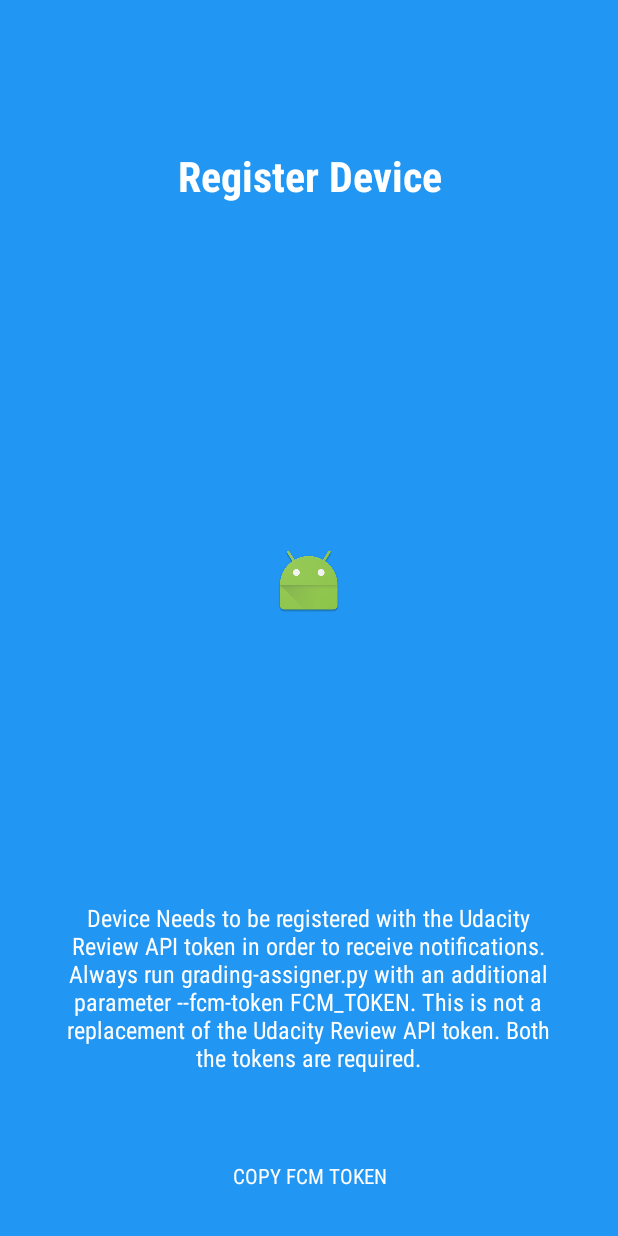
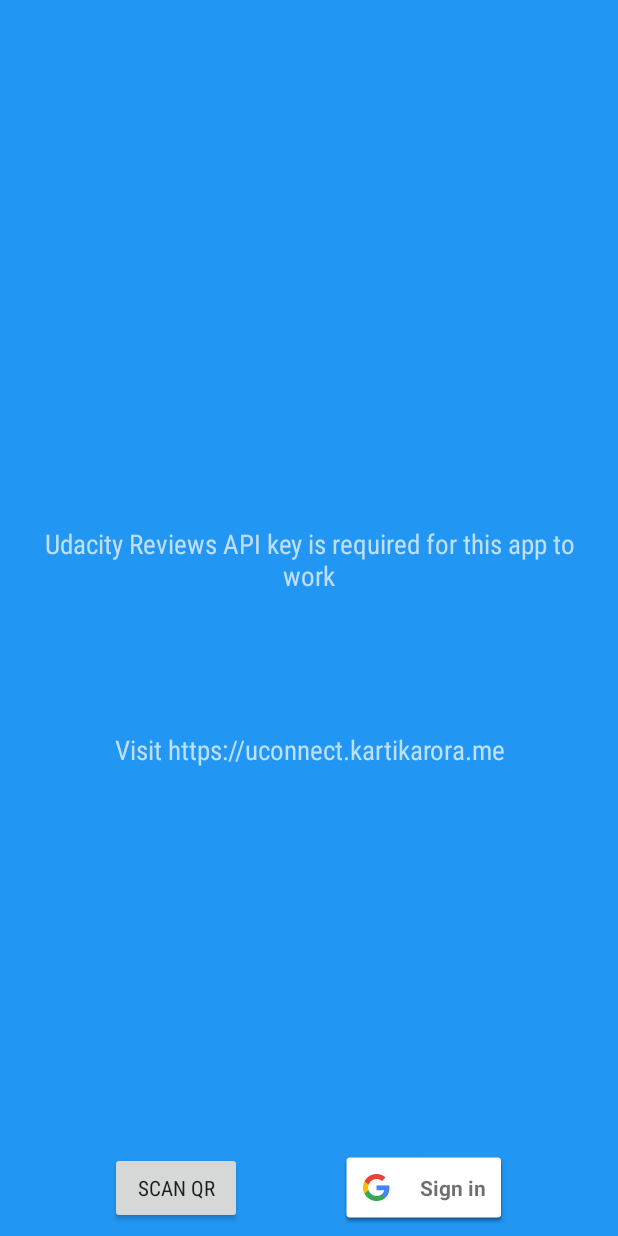
Before and after one commit to kartikarora/urdashboard, an Android app: the IntroActivity screen opened directly, with no data from a screen before it, on a phone screen of 412 x 824 dp. Run offline under Robolectric (Android 15) with nearby library versions, the phone set to English and light mode, and no system bars; our stand-ins replace Firebase (no records; nobody signed in at launch, a user with empty details on screens opened directly).

Commit message:
android base for signin sync

```diff
--- a/android/app/src/main/java/me/kartikarora/udacityreviewer/activities/IntroActivity.java
+++ b/android/app/src/main/java/me/kartikarora/udacityreviewer/activities/IntroActivity.java
@@ -1,25 +1,35 @@
 package me.kartikarora.udacityreviewer.activities;
 
-import android.app.ProgressDialog;
 import android.content.Intent;
-import android.content.SharedPreferences;
 import android.os.Bundle;
+import android.support.annotation.NonNull;
 import android.support.annotation.Nullable;
-import android.support.v4.util.ArrayMap;
 import android.support.v7.app.AppCompatActivity;
-import android.text.Html;
+import android.util.Log;
 import android.view.View;
-import android.widget.TextView;
 import android.widget.Toast;
 
-import chipset.potato.Potato;
+import com.google.android.gms.auth.api.Auth;
+import com.google.android.gms.auth.api.signin.GoogleSignInAccount;
+import com.google.android.gms.auth.api.signin.GoogleSignInOptions;
+import com.google.android.gms.auth.api.signin.GoogleSignInResult;
+import com.google.android.gms.common.ConnectionResult;
+import com.google.android.gms.common.SignInButton;
+import com.google.android.gms.common.api.GoogleApiClient;
+import com.google.android.gms.tasks.OnCompleteListener;
+import com.google.android.gms.tasks.Task;
+import com.google.firebase.auth.AuthCredential;
+import com.google.firebase.auth.AuthResult;
+import com.google.firebase.auth.FirebaseAuth;
+import com.google.firebase.auth.FirebaseUser;
+import com.google.firebase.auth.GoogleAuthProvider;
+import com.google.firebase.database.DataSnapshot;
+import com.google.firebase.database.DatabaseError;
+import com.google.firebase.database.DatabaseReference;
+import com.google.firebase.database.FirebaseDatabase;
+import com.google.firebase.database.ValueEventListener;
+
 import me.kartikarora.udacityreviewer.R;
-import me.kartikarora.udacityreviewer.models.me.Me;
-import me.kartikarora.udacityreviewer.utils.HelperUtils;
-import me.kartikarora.udacityreviewer.utils.UdacityReviewAPIUtils;
-import retrofit2.Call;
-import retrofit2.Callback;
-import retrofit2.Response;
 
 
 /**
@@ -29,77 +39,80 @@ import retrofit2.Response;
  * Date : 2/6/17
  */
 
-public class IntroActivity extends AppCompatActivity implements SharedPreferences.OnSharedPreferenceChangeListener {
+public class IntroActivity extends AppCompatActivity {
+    private static final int RC_SIGN_IN = 1001;
+    private static final String TAG = IntroActivity.class.getName();
+    private GoogleApiClient mGoogleApiClient;
+    private FirebaseAuth mAuth;
+
     @Override
     protected void onCreate(@Nullable Bundle savedInstanceState) {
         super.onCreate(savedInstanceState);
         setContentView(R.layout.activity_intro);
 
-        TextView titleText = (TextView) findViewById(R.id.title_text);
-        TextView descriptionText = (TextView) findViewById(R.id.description_text);
+        GoogleSignInOptions gso = new GoogleSignInOptions.Builder(GoogleSignInOptions.DEFAULT_SIGN_IN)
+                .requestIdToken(getString(R.string.default_web_client_id))
+                .requestEmail()
+                .build();
 
-        titleText.setText("Register Device");
-        descriptionText.setText(Html.fromHtml(
-                "Device Needs to be registered with the Udacity Review API token in order to receive notifications.\n\n" +
-                        "Always run grading-assigner.py with an additional parameter<code> --fcm-token FCM_TOKEN</code>.\n\n" +
-                        "This is not a replacement of the Udacity Review API token. Both the tokens are required."));
+        mGoogleApiClient = new GoogleApiClient.Builder(this)
+                .enableAutoManage(this, new GoogleApiClient.OnConnectionFailedListener() {
+                    @Override
+                    public void onConnectionFailed(@NonNull ConnectionResult connectionResult) {
 
-        findViewById(R.id.copy_button).setOnClickListener(new View.OnClickListener() {
+                    }
+                })
+                .addApi(Auth.GOOGLE_SIGN_IN_API, gso)
+                .build();
+        mAuth = FirebaseAuth.getInstance();
+
+        SignInButton signInButton = (SignInButton) findViewById(R.id.signin_button);
+        signInButton.setOnClickListener(new View.OnClickListener() {
             @Override
-            public void onClick(View v) {
-                HelperUtils.getInstance().copyToClipboard(IntroActivity.this,
-                        Potato.potate(IntroActivity.this).Preferences()
-                                .getSharedPreferenceString(getString(R.string.pref_fcm_token)), "FCM Token");
+            public void onClick(View view) {
+                signIn();
             }
         });
+    }
 
-
+    private void signIn() {
+        Intent signInIntent = Auth.GoogleSignInApi.getSignInIntent(mGoogleApiClient);
+        startActivityForResult(signInIntent, RC_SIGN_IN);
     }
 
     @Override
-    public void onSharedPreferenceChanged(SharedPreferences sharedPreferences, String key) {
-        if (key.equals(getString(R.string.pref_udacity_token))) {
-            final ProgressDialog dialog = new ProgressDialog(IntroActivity.this);
-            dialog.setMessage("Completing Registration...");
-            dialog.setCancelable(false);
-            dialog.show();
-            ArrayMap<String, String> headers = HelperUtils.getInstance().getHeaders(IntroActivity.this);
-            UdacityReviewAPIUtils.getInstance().getUdacityReviewService().getMe(headers).enqueue(new Callback<Me>() {
-                @Override
-                public void onResponse(Call<Me> call, Response<Me> response) {
-                    if (dialog.isShowing()) {
-                        dialog.hide();
-                    }
-                    String name = response.body().getName();
-                    String role = response.body().getRole();
-                    Potato.potate(IntroActivity.this).Preferences().putSharedPreference(getString(R.string.pref_name), name);
-                    Potato.potate(IntroActivity.this).Preferences().putSharedPreference(getString(R.string.pref_role), role);
-                    Toast.makeText(getApplicationContext(), "Registration Complete", Toast.LENGTH_SHORT).show();
-                    startActivity(new Intent(IntroActivity.this, MainActivity.class)
-                            .addFlags(Intent.FLAG_ACTIVITY_NEW_TASK | Intent.FLAG_ACTIVITY_CLEAR_TASK));
-                }
-
-                @Override
-                public void onFailure(Call<Me> call, Throwable t) {
-                    if (dialog.isShowing()) {
-                        dialog.hide();
-                    }
-                    t.printStackTrace();
-                }
-            });
+    public void onActivityResult(int requestCode, int resultCode, Intent data) {
+        super.onActivityResult(requestCode, resultCode, data);
+        if (requestCode == RC_SIGN_IN) {
+            GoogleSignInResult result = Auth.GoogleSignInApi.getSignInResultFromIntent(data);
+            if (result.isSuccess()) {
+                GoogleSignInAccount account = result.getSignInAccount();
+                firebaseAuthWithGoogle(account);
+            }
         }
     }
 
-    @Override
-    public void onResume() {
-        getSharedPreferences(getString(R.string.pref_udacity_token), MODE_PRIVATE).registerOnSharedPreferenceChangeListener(this);
-        super.onResume();
+    private void firebaseAuthWithGoogle(GoogleSignInAccount acct) {
+        Log.d(TAG, "firebaseAuthWithGoogle:" + acct.getId());
+
+        AuthCredential credential = GoogleAuthProvider.getCredential(acct.getIdToken(), null);
+        mAuth.signInWithCredential(credential)
+                .addOnCompleteListener(this, new OnCompleteListener<AuthResult>() {
+                    @Override
+                    public void onComplete(@NonNull Task<AuthResult> task) {
+                        if (task.isSuccessful()) {
+                            Log.d(TAG, "signInWithCredential:success");
+                            FirebaseUser user = mAuth.getCurrentUser();
+                            FirebaseDatabase database = FirebaseDatabase.getInstance();
+                            DatabaseReference myRef = database.getReference("keys/" + user.getUid());
+                            FirebaseAuth.getInstance().signOut();
+                        } else {
+                            Log.w(TAG, "signInWithCredential:failure", task.getException());
+                            Toast.makeText(IntroActivity.this, "Authentication failed.",
+                                    Toast.LENGTH_SHORT).show();
+                        }
+                    }
+                });
     }
 
-    @Override
-    public void onPause() {
-        getSharedPreferences(getString(R.string.pref_udacity_token), MODE_PRIVATE).unregisterOnSharedPreferenceChangeListener(this);
-        super.onPause();
-
-    }
 }
--- a/android/app/src/main/res/layout/activity_intro.xml
+++ b/android/app/src/main/res/layout/activity_intro.xml
@@ -1,78 +1,66 @@
 <?xml version="1.0" encoding="utf-8"?>
-<android.support.design.widget.CoordinatorLayout xmlns:android="http://schemas.android.com/apk/res/android"
-    xmlns:tools="http://schemas.android.com/tools"
+<android.support.constraint.ConstraintLayout xmlns:android="http://schemas.android.com/apk/res/android"
+    xmlns:app="http://schemas.android.com/apk/res-auto"
     android:layout_width="match_parent"
-    android:layout_height="match_parent">
+    android:layout_height="match_parent"
+    android:background="@color/primary">
 
-    <LinearLayout
+
+    <android.support.v7.widget.AppCompatButton
+        android:id="@+id/scan_qr_button"
+        android:layout_width="wrap_content"
+        android:layout_height="wrap_content"
+        android:layout_marginBottom="8dp"
+        android:layout_marginStart="8dp"
+        android:text="@string/scan_qr"
+        app:layout_constraintBottom_toBottomOf="parent"
+        app:layout_constraintEnd_toStartOf="@+id/signin_button"
+        app:layout_constraintHorizontal_bias="0.5"
+        app:layout_constraintStart_toStartOf="parent" />
+
+    <com.google.android.gms.common.SignInButton
+        android:id="@+id/signin_button"
+        android:layout_width="wrap_content"
+        android:layout_height="wrap_content"
+        android:layout_marginBottom="8dp"
+        android:layout_marginEnd="8dp"
+        android:text="@string/scan_qr"
+        app:layout_constraintBottom_toBottomOf="parent"
+        app:layout_constraintEnd_toEndOf="parent"
+        app:layout_constraintHorizontal_bias="0.5"
+        app:layout_constraintStart_toEndOf="@+id/scan_qr_button" />
+
+    <TextView
+        android:id="@+id/textView"
         android:layout_width="match_parent"
-        android:layout_height="match_parent"
-        android:background="?attr/colorPrimary"
-        android:fitsSystemWindows="true"
-        android:orientation="vertical"
-        android:paddingBottom="@dimen/activity_vertical_margin"
-        android:paddingLeft="@dimen/activity_horizontal_margin"
-        android:paddingRight="@dimen/activity_horizontal_margin"
-        android:paddingTop="@dimen/activity_vertical_margin">
+        android:layout_height="wrap_content"
+        android:layout_marginBottom="8dp"
+        android:layout_marginEnd="8dp"
+        android:layout_marginStart="8dp"
+        android:layout_marginTop="8dp"
+        android:text="Visit https://uconnect.kartikarora.me"
+        android:textAlignment="center"
+        android:textAppearance="@style/Base.TextAppearance.AppCompat.Medium.Inverse"
+        app:layout_constraintBottom_toTopOf="@+id/signin_button"
+        app:layout_constraintEnd_toEndOf="parent"
+        app:layout_constraintStart_toStartOf="parent"
+        app:layout_constraintTop_toTopOf="parent"
+        app:layout_constraintVertical_bias="0.65999997" />
 
-        <TextView
-            android:id="@+id/title_text"
-            android:layout_width="wrap_content"
-            android:layout_height="0dp"
-            android:layout_gravity="center"
-            android:layout_weight="3"
-            android:gravity="center"
-            android:paddingLeft="32dp"
-            android:paddingRight="32dp"
-            android:textColor="@android:color/white"
-            android:textSize="28sp"
-            android:textStyle="bold" />
-
-        <LinearLayout
-            android:layout_width="fill_parent"
-            android:layout_height="0dp"
-            android:layout_weight="5"
-            android:gravity="center"
-            android:orientation="vertical">
-
-            <ImageView
-                android:id="@+id/image_view"
-                android:layout_width="wrap_content"
-                android:layout_height="wrap_content"
-                android:layout_gravity="center"
-                android:paddingLeft="16dp"
-                android:paddingRight="16dp"
-                android:src="@mipmap/ic_launcher"
-                tools:ignore="ContentDescription" />
-        </LinearLayout>
-
-        <LinearLayout
-            android:layout_width="fill_parent"
-            android:layout_height="0dp"
-            android:layout_weight="3"
-            android:gravity="center_horizontal"
-            android:orientation="horizontal"
-            android:weightSum="1">
-
-            <TextView
-                android:id="@+id/description_text"
-                android:layout_width="0dp"
-                android:layout_height="wrap_content"
-                android:layout_gravity="center"
-                android:layout_weight="0.9"
-                android:gravity="center"
-                android:textColor="@android:color/white"
-                android:textSize="16sp" />
-
-        </LinearLayout>
-
-        <Button
-            android:id="@+id/copy_button"
-            style="@style/Widget.AppCompat.Button.Borderless"
-            android:layout_width="wrap_content"
-            android:layout_height="wrap_content"
-            android:layout_gravity="center"
-            android:text="COPY FCM TOKEN"
-            android:textColor="@android:color/white" />
-    </LinearLayout>
-</android.support.design.widget.CoordinatorLayout>
+    <TextView
+        android:id="@+id/textView2"
+        android:layout_width="match_parent"
+        android:layout_height="wrap_content"
+        android:layout_marginBottom="8dp"
+        android:layout_marginEnd="16dp"
+        android:layout_marginStart="16dp"
+        android:layout_marginTop="16dp"
+        android:text="Udacity Reviews API key is required for this app to work"
+        android:textAlignment="center"
+        android:textAppearance="@style/Base.TextAppearance.AppCompat.Medium.Inverse"
+        app:layout_constraintBottom_toTopOf="@+id/textView"
+        app:layout_constraintEnd_toEndOf="parent"
+        app:layout_constraintStart_toStartOf="parent"
+        app:layout_constraintTop_toTopOf="parent"
+        app:layout_constraintVertical_bias="0.8" />
+</android.support.constraint.ConstraintLayout>
--- a/android/app/src/main/res/values/strings.xml
+++ b/android/app/src/main/res/values/strings.xml
@@ -30,6 +30,7 @@
 
     <!-- TODO: Remove or change this placeholder text -->
     <string name="hello_blank_fragment">Hello blank fragment</string>
+    <string name="scan_qr">Scan QR</string>
 
 
 </resources>
--- a/android/build.gradle
+++ b/android/build.gradle
@@ -6,7 +6,7 @@ buildscript {
         google()
     }
     dependencies {
-        classpath 'com.android.tools.build:gradle:3.0.0-beta2'
+        classpath 'com.android.tools.build:gradle:3.0.0-beta3'
 
         // NOTE: Do not place your application dependencies here; they belong
         // in the individual module build.gradle files
@@ -17,7 +17,6 @@ buildscript {
 allprojects {
     repositories {
         jcenter()
-        maven { url "https://jitpack.io" }
         google()
     }
 }
```
Also changed, not shown: android/app/build.gradle (+4 -3 lines), android/gradle/wrapper/gradle-wrapper.properties.
